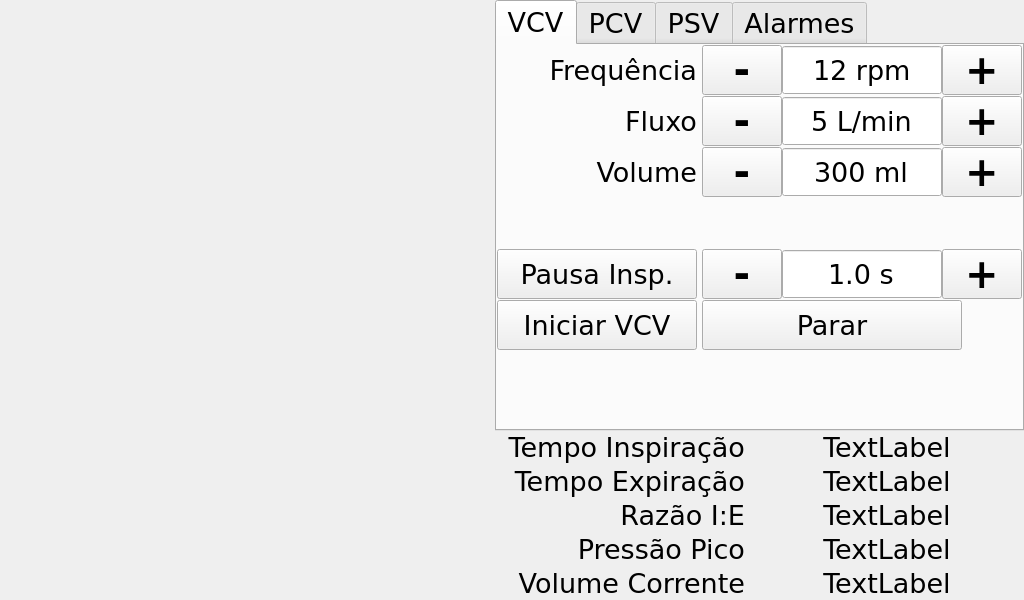
Above: ui/GUI_mainWindow.ui from gtorelly/software-ventilador before the change. Below: the same form after it.
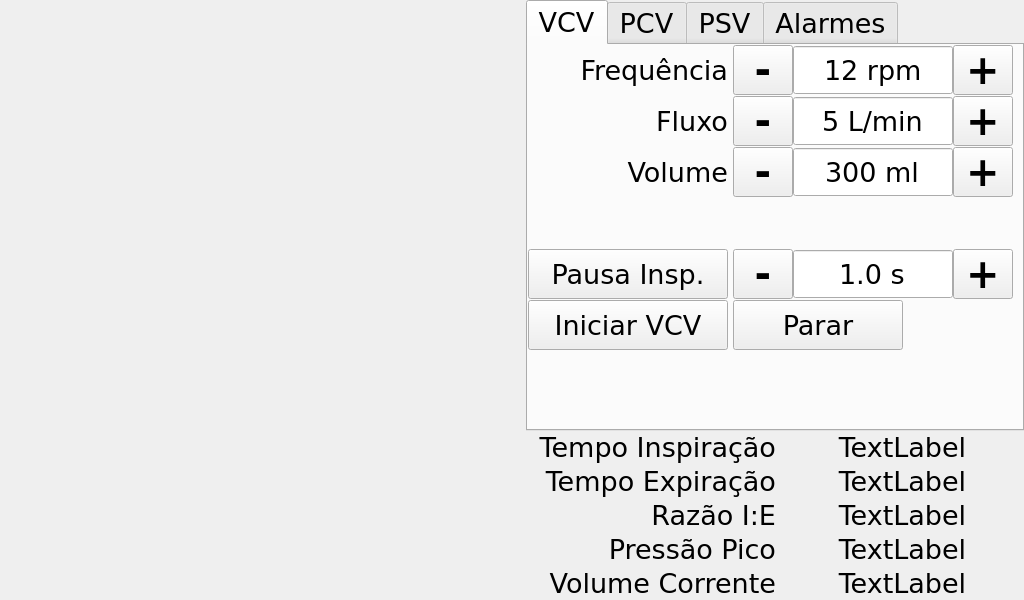
That is the form after the change.

```diff
--- a/ui/GUI_mainWindow.ui
+++ b/ui/GUI_mainWindow.ui
@@ -236,7 +236,7 @@
                   </property>
                   <property name="maximumSize">
                    <size>
-                    <width>100</width>
+                    <width>60</width>
                     <height>50</height>
                    </size>
                   </property>
@@ -314,7 +314,7 @@
                   </property>
                   <property name="maximumSize">
                    <size>
-                    <width>100</width>
+                    <width>60</width>
                     <height>50</height>
                    </size>
                   </property>
@@ -386,7 +386,7 @@
                   </property>
                   <property name="maximumSize">
                    <size>
-                    <width>100</width>
+                    <width>60</width>
                     <height>50</height>
                    </size>
                   </property>
@@ -461,7 +461,7 @@
                   </property>
                   <property name="maximumSize">
                    <size>
-                    <width>100</width>
+                    <width>60</width>
                     <height>50</height>
                    </size>
                   </property>
@@ -533,7 +533,7 @@
                   </property>
                   <property name="maximumSize">
                    <size>
-                    <width>100</width>
+                    <width>60</width>
                     <height>50</height>
                    </size>
                   </property>
@@ -608,7 +608,7 @@
                   </property>
                   <property name="maximumSize">
                    <size>
-                    <width>100</width>
+                    <width>60</width>
                     <height>50</height>
                    </size>
                   </property>
@@ -725,7 +725,7 @@
                   </property>
                   <property name="maximumSize">
                    <size>
-                    <width>100</width>
+                    <width>60</width>
                     <height>50</height>
                    </size>
                   </property>
@@ -797,7 +797,7 @@
                   </property>
                   <property name="maximumSize">
                    <size>
-                    <width>100</width>
+                    <width>60</width>
                     <height>50</height>
                    </size>
                   </property>
@@ -859,12 +859,6 @@
                   <height>50</height>
                  </size>
                 </property>
-                <property name="maximumSize">
-                 <size>
-                  <width>260</width>
-                  <height>16777215</height>
-                 </size>
-                </property>
                 <property name="font">
                  <font>
                   <family>Verdana</family>
```
